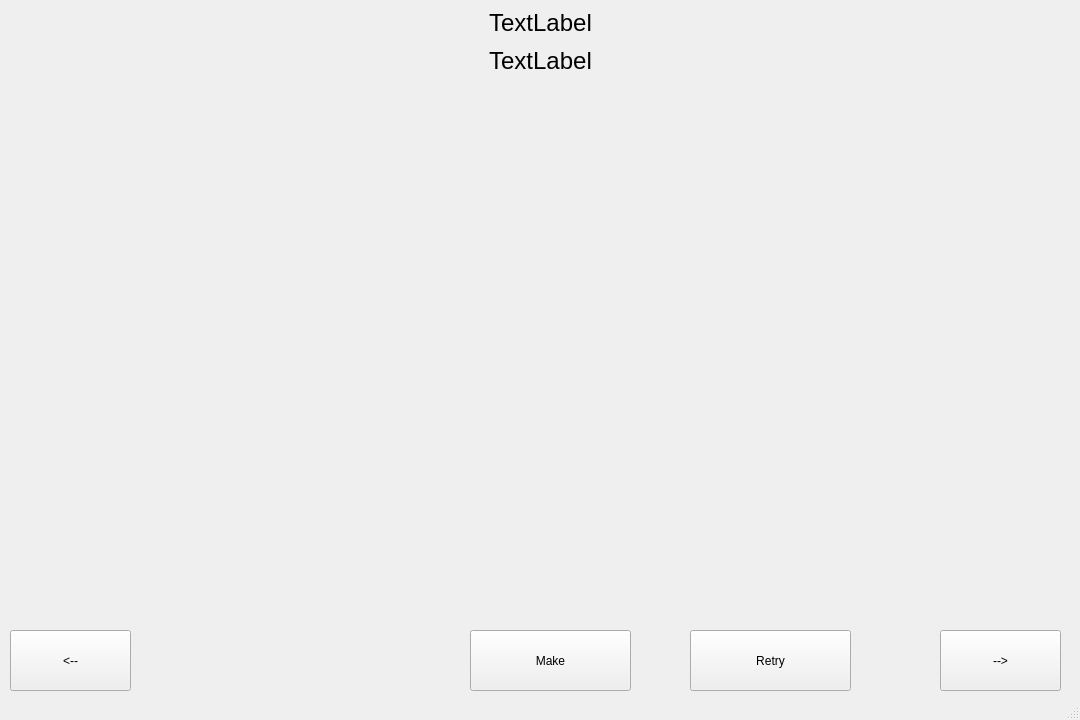
The window that ui.ui (jellyho/SAM-Segmentation-Tool) describes before a commit, drawn with Qt 5.
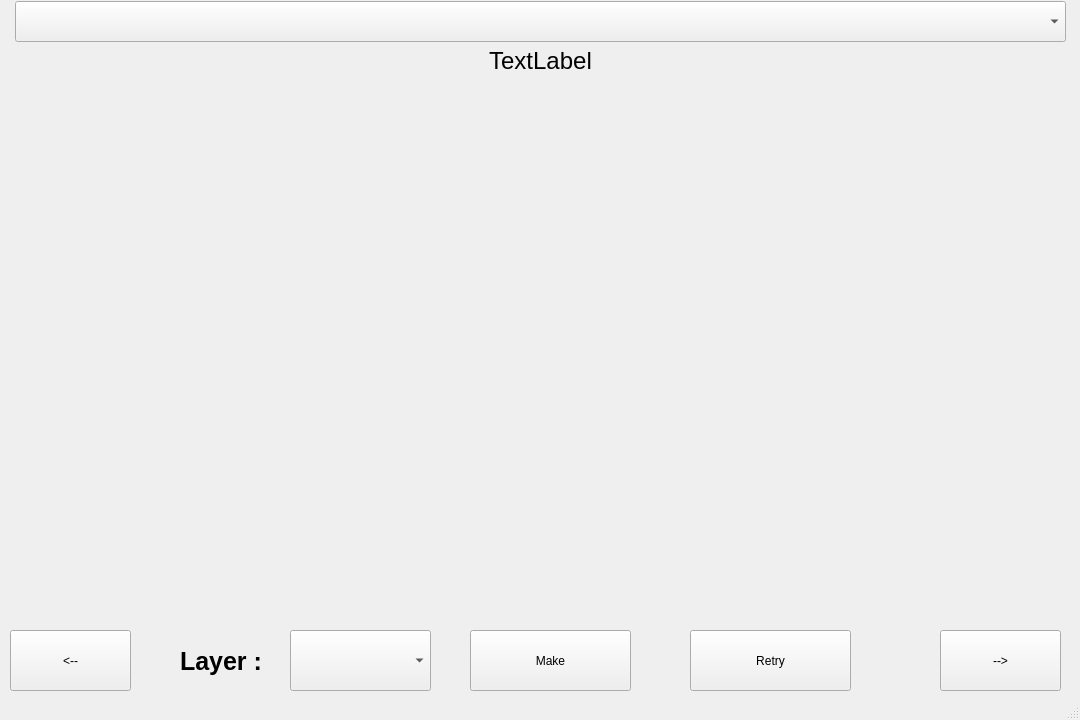
The same window after the commit.

Patch:
```diff
--- a/ui.ui
+++ b/ui.ui
@@ -78,29 +78,6 @@
      <string>Make</string>
     </property>
    </widget>
-   <widget class="QLabel" name="filename">
-    <property name="geometry">
-     <rect>
-      <x>5</x>
-      <y>2</y>
-      <width>1071</width>
-      <height>41</height>
-     </rect>
-    </property>
-    <property name="font">
-     <font>
-      <pointsize>18</pointsize>
-      <stylestrategy>PreferDefault</stylestrategy>
-      <kerning>true</kerning>
-     </font>
-    </property>
-    <property name="text">
-     <string>TextLabel</string>
-    </property>
-    <property name="alignment">
-     <set>Qt::AlignCenter</set>
-    </property>
-   </widget>
    <widget class="QLabel" name="status">
     <property name="geometry">
      <rect>
@@ -137,6 +114,51 @@
      <string>Retry</string>
     </property>
    </widget>
+   <widget class="QComboBox" name="filenameBox">
+    <property name="geometry">
+     <rect>
+      <x>15</x>
+      <y>1</y>
+      <width>1051</width>
+      <height>41</height>
+     </rect>
+    </property>
+    <property name="font">
+     <font>
+      <pointsize>15</pointsize>
+     </font>
+    </property>
+   </widget>
+   <widget class="QComboBox" name="layerBox">
+    <property name="geometry">
+     <rect>
+      <x>290</x>
+      <y>630</y>
+      <width>141</width>
+      <height>61</height>
+     </rect>
+    </property>
+   </widget>
+   <widget class="QLabel" name="label">
+    <property name="geometry">
+     <rect>
+      <x>180</x>
+      <y>641</y>
+      <width>101</width>
+      <height>41</height>
+     </rect>
+    </property>
+    <property name="font">
+     <font>
+      <pointsize>19</pointsize>
+      <weight>75</weight>
+      <bold>true</bold>
+     </font>
+    </property>
+    <property name="text">
+     <string>Layer : </string>
+    </property>
+   </widget>
   </widget>
   <widget class="QStatusBar" name="statusbar"/>
  </widget>
```
